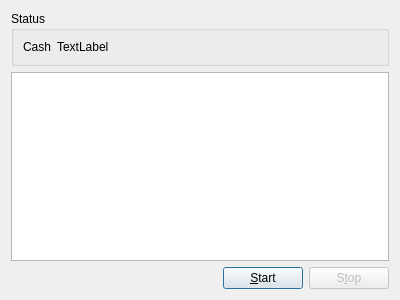
Old version of the form source/casinodialog.ui in the repository martin-kudlicka/roulette-bot.
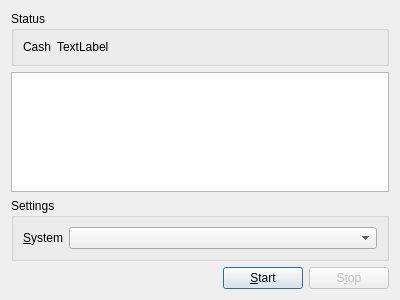
New version of the form.

Commit message: + select system to play in casino dialog

The edit to the form file:
```diff
--- a/source/casinodialog.ui
+++ b/source/casinodialog.ui
@@ -44,6 +44,28 @@
      </property>
     </widget>
    </item>
+   <item>
+    <widget class="QGroupBox" name="qgbSettings">
+     <property name="title">
+      <string>Settings</string>
+     </property>
+     <layout class="QFormLayout" name="formLayout_2">
+      <item row="0" column="0">
+       <widget class="QLabel" name="label_2">
+        <property name="text">
+         <string>&amp;System</string>
+        </property>
+        <property name="buddy">
+         <cstring>qcbSystems</cstring>
+        </property>
+       </widget>
+      </item>
+      <item row="0" column="1">
+       <widget class="QComboBox" name="qcbSystems"/>
+      </item>
+     </layout>
+    </widget>
+   </item>
    <item>
     <layout class="QHBoxLayout" name="horizontalLayout">
      <item>
```
The commit also changes 4 other files.
